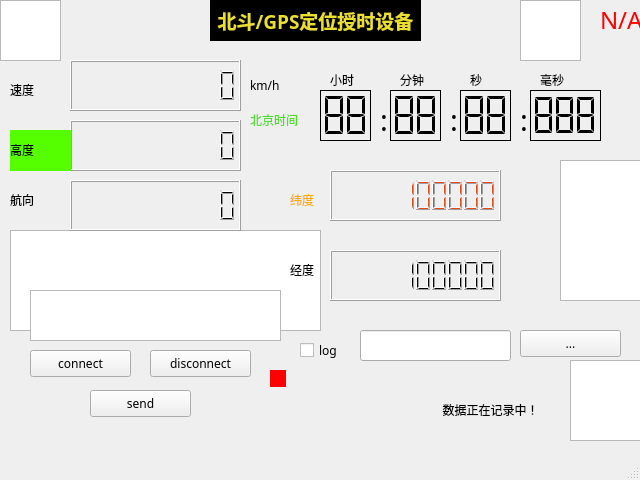
sensarliar/gps_test, file mainwindow.ui: the form before one commit.
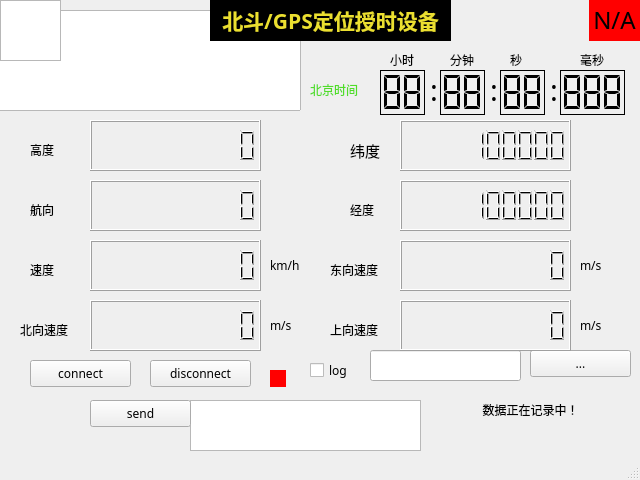
The form after the commit. Icons and pictures are not drawn.

Commit message: add dvi infomation,add 3 speed

What changed in the file:
```diff
--- a/mainwindow.ui
+++ b/mainwindow.ui
@@ -26,9 +26,9 @@
    <widget class="QTextEdit" name="m_sendEdit">
     <property name="geometry">
      <rect>
-      <x>30</x>
-      <y>290</y>
-      <width>251</width>
+      <x>190</x>
+      <y>400</y>
+      <width>231</width>
       <height>51</height>
      </rect>
     </property>
@@ -36,8 +36,8 @@
    <widget class="QLabel" name="label_2">
     <property name="geometry">
      <rect>
-      <x>250</x>
-      <y>100</y>
+      <x>310</x>
+      <y>70</y>
       <width>91</width>
       <height>41</height>
      </rect>
@@ -91,8 +91,8 @@
    <widget class="QLabel" name="m_label_N">
     <property name="geometry">
      <rect>
-      <x>510</x>
-      <y>170</y>
+      <x>580</x>
+      <y>120</y>
       <width>31</width>
       <height>41</height>
      </rect>
@@ -108,7 +108,7 @@
     <property name="geometry">
      <rect>
       <x>30</x>
-      <y>350</y>
+      <y>360</y>
       <width>101</width>
       <height>27</height>
      </rect>
@@ -121,7 +121,7 @@
     <property name="geometry">
      <rect>
       <x>150</x>
-      <y>350</y>
+      <y>360</y>
       <width>101</width>
       <height>27</height>
      </rect>
@@ -134,7 +134,7 @@
     <property name="geometry">
      <rect>
       <x>90</x>
-      <y>390</y>
+      <y>400</y>
       <width>101</width>
       <height>27</height>
      </rect>
@@ -146,8 +146,8 @@
    <widget class="QCheckBox" name="m_enableLoggingCb">
     <property name="geometry">
      <rect>
-      <x>300</x>
-      <y>340</y>
+      <x>310</x>
+      <y>360</y>
       <width>61</width>
       <height>21</height>
      </rect>
@@ -162,8 +162,8 @@
    <widget class="QLineEdit" name="m_logFileLe">
     <property name="geometry">
      <rect>
-      <x>360</x>
-      <y>330</y>
+      <x>370</x>
+      <y>350</y>
       <width>151</width>
       <height>31</height>
      </rect>
@@ -172,8 +172,8 @@
    <widget class="QPushButton" name="m_logFileFileDialog">
     <property name="geometry">
      <rect>
-      <x>520</x>
-      <y>330</y>
+      <x>530</x>
+      <y>350</y>
       <width>101</width>
       <height>27</height>
      </rect>
@@ -185,8 +185,8 @@
    <widget class="QTextBrowser" name="m_receiveEdit">
     <property name="geometry">
      <rect>
-      <x>10</x>
-      <y>230</y>
+      <x>-10</x>
+      <y>10</y>
       <width>311</width>
       <height>101</height>
      </rect>
@@ -195,65 +195,28 @@
    <widget class="QLabel" name="m_label_available">
     <property name="geometry">
      <rect>
-      <x>600</x>
+      <x>589</x>
       <y>0</y>
-      <width>40</width>
-      <height>40</height>
+      <width>51</width>
+      <height>41</height>
      </rect>
     </property>
     <property name="styleSheet">
-     <string notr="true"/>
+     <string notr="true">background-color: rgb(255, 0, 0);</string>
     </property>
     <property name="text">
-     <string>&lt;html&gt;&lt;head/&gt;&lt;body&gt;&lt;p&gt;&lt;span style=&quot; font-size:18pt; color:#ff0000;&quot;&gt;N/A&lt;/span&gt;&lt;/p&gt;&lt;/body&gt;&lt;/html&gt;</string>
+     <string>&lt;html&gt;&lt;head/&gt;&lt;body&gt;&lt;p align=&quot;center&quot;&gt;&lt;span style=&quot; font-size:18pt; color:#000000;&quot;&gt;N/A&lt;/span&gt;&lt;/p&gt;&lt;/body&gt;&lt;/html&gt;</string>
     </property>
    </widget>
    <widget class="QLCDNumber" name="m_location_N">
     <property name="geometry">
      <rect>
-      <x>330</x>
-      <y>170</y>
+      <x>400</x>
+      <y>120</y>
       <width>171</width>
       <height>51</height>
      </rect>
     </property>
-    <property name="palette">
-     <palette>
-      <active>
-       <colorrole role="WindowText">
-        <brush brushstyle="SolidPattern">
-         <color alpha="255">
-          <red>227</red>
-          <green>73</green>
-          <blue>25</blue>
-         </color>
-        </brush>
-       </colorrole>
-      </active>
-      <inactive>
-       <colorrole role="WindowText">
-        <brush brushstyle="SolidPattern">
-         <color alpha="255">
-          <red>227</red>
-          <green>73</green>
-          <blue>25</blue>
-         </color>
-        </brush>
-       </colorrole>
-      </inactive>
-      <disabled>
-       <colorrole role="WindowText">
-        <brush brushstyle="SolidPattern">
-         <color alpha="255">
-          <red>159</red>
-          <green>158</green>
-          <blue>158</blue>
-         </color>
-        </brush>
-       </colorrole>
-      </disabled>
-     </palette>
-    </property>
     <property name="smallDecimalPoint">
      <bool>false</bool>
     </property>
@@ -267,8 +230,8 @@
    <widget class="QLCDNumber" name="m_location_E">
     <property name="geometry">
      <rect>
-      <x>330</x>
-      <y>250</y>
+      <x>400</x>
+      <y>180</y>
       <width>171</width>
       <height>51</height>
      </rect>
@@ -320,8 +283,8 @@
    <widget class="QLabel" name="m_label_E">
     <property name="geometry">
      <rect>
-      <x>510</x>
-      <y>250</y>
+      <x>580</x>
+      <y>180</y>
       <width>31</width>
       <height>41</height>
      </rect>
@@ -333,166 +296,25 @@
    <widget class="QLabel" name="label_3">
     <property name="geometry">
      <rect>
-      <x>290</x>
-      <y>180</y>
+      <x>350</x>
+      <y>130</y>
       <width>91</width>
       <height>41</height>
      </rect>
     </property>
-    <property name="palette">
-     <palette>
-      <active>
-       <colorrole role="WindowText">
-        <brush brushstyle="SolidPattern">
-         <color alpha="255">
-          <red>33</red>
-          <green>76</green>
-          <blue>18</blue>
-         </color>
-        </brush>
-       </colorrole>
-       <colorrole role="Button">
-        <brush brushstyle="SolidPattern">
-         <color alpha="255">
-          <red>208</red>
-          <green>242</green>
-          <blue>54</blue>
-         </color>
-        </brush>
-       </colorrole>
-       <colorrole role="Base">
-        <brush brushstyle="SolidPattern">
-         <color alpha="255">
-          <red>255</red>
-          <green>249</green>
-          <blue>73</blue>
-         </color>
-        </brush>
-       </colorrole>
-       <colorrole role="Window">
-        <brush brushstyle="SolidPattern">
-         <color alpha="255">
-          <red>255</red>
-          <green>255</green>
-          <blue>0</blue>
-         </color>
-        </brush>
-       </colorrole>
-       <colorrole role="Shadow">
-        <brush brushstyle="SolidPattern">
-         <color alpha="255">
-          <red>255</red>
-          <green>255</green>
-          <blue>127</blue>
-         </color>
-        </brush>
-       </colorrole>
-      </active>
-      <inactive>
-       <colorrole role="WindowText">
-        <brush brushstyle="SolidPattern">
-         <color alpha="255">
-          <red>33</red>
-          <green>76</green>
-          <blue>18</blue>
-         </color>
-        </brush>
-       </colorrole>
-       <colorrole role="Button">
-        <brush brushstyle="SolidPattern">
-         <color alpha="255">
-          <red>208</red>
-          <green>242</green>
-          <blue>54</blue>
-         </color>
-        </brush>
-       </colorrole>
-       <colorrole role="Base">
-        <brush brushstyle="SolidPattern">
-         <color alpha="255">
-          <red>255</red>
-          <green>249</green>
-          <blue>73</blue>
-         </color>
-        </brush>
-       </colorrole>
-       <colorrole role="Window">
-        <brush brushstyle="SolidPattern">
-         <color alpha="255">
-          <red>255</red>
-          <green>255</green>
-          <blue>0</blue>
-         </color>
-        </brush>
-       </colorrole>
-       <colorrole role="Shadow">
-        <brush brushstyle="SolidPattern">
-         <color alpha="255">
-          <red>255</red>
-          <green>255</green>
-          <blue>127</blue>
-         </color>
-        </brush>
-       </colorrole>
-      </inactive>
-      <disabled>
-       <colorrole role="WindowText">
-        <brush brushstyle="SolidPattern">
-         <color alpha="255">
-          <red>159</red>
-          <green>158</green>
-          <blue>158</blue>
-         </color>
-        </brush>
-       </colorrole>
-       <colorrole role="Button">
-        <brush brushstyle="SolidPattern">
-         <color alpha="255">
-          <red>208</red>
-          <green>242</green>
-          <blue>54</blue>
-         </color>
-        </brush>
-       </colorrole>
-       <colorrole role="Base">
-        <brush brushstyle="SolidPattern">
-         <color alpha="255">
-          <red>255</red>
-          <green>255</green>
-          <blue>0</blue>
-         </color>
-        </brush>
-       </colorrole>
-       <colorrole role="Window">
-        <brush brushstyle="SolidPattern">
-         <color alpha="255">
-          <red>255</red>
-          <green>255</green>
-          <blue>0</blue>
-         </color>
-        </brush>
-       </colorrole>
-       <colorrole role="Shadow">
-        <brush brushstyle="SolidPattern">
-         <color alpha="255">
-          <red>255</red>
-          <green>255</green>
-          <blue>127</blue>
-         </color>
-        </brush>
-       </colorrole>
-      </disabled>
-     </palette>
-    </property>
     <property name="text">
-     <string>&lt;html&gt;&lt;head/&gt;&lt;body&gt;&lt;p&gt;&lt;span style=&quot; color:#ffaa00;&quot;&gt;纬度&lt;/span&gt;&lt;/p&gt;&lt;/body&gt;&lt;/html&gt;</string>
+     <string>&lt;!DOCTYPE HTML PUBLIC &quot;-//W3C//DTD HTML 4.0//EN&quot; &quot;http://www.w3.org/TR/REC-html40/strict.dtd&quot;&gt;
+&lt;html&gt;&lt;head&gt;&lt;meta name=&quot;qrichtext&quot; content=&quot;1&quot; /&gt;&lt;style type=&quot;text/css&quot;&gt;
+p, li { white-space: pre-wrap; }
+&lt;/style&gt;&lt;/head&gt;&lt;body style=&quot; font-family:'Ubuntu'; font-size:11pt; font-weight:400; font-style:normal;&quot;&gt;
+&lt;p style=&quot; margin-top:0px; margin-bottom:0px; margin-left:0px; margin-right:0px; -qt-block-indent:0; text-indent:0px;&quot;&gt;纬度&lt;/p&gt;&lt;/body&gt;&lt;/html&gt;</string>
     </property>
    </widget>
    <widget class="QLabel" name="label_4">
     <property name="geometry">
      <rect>
-      <x>290</x>
-      <y>250</y>
+      <x>350</x>
+      <y>190</y>
       <width>91</width>
       <height>41</height>
      </rect>
@@ -506,7 +328,7 @@
      <rect>
       <x>210</x>
       <y>0</y>
-      <width>211</width>
+      <width>241</width>
       <height>41</height>
      </rect>
     </property>
@@ -520,14 +342,14 @@
 background-color: rgb(0, 0, 0);</string>
     </property>
     <property name="text">
-     <string notr="true">&lt;html&gt;&lt;head/&gt;&lt;body&gt;&lt;p align=&quot;center&quot;&gt;&lt;span style=&quot; font-size:14pt; font-weight:600; color:#ebdf30;&quot;&gt;北斗/GPS定位授时设备&lt;/span&gt;&lt;/p&gt;&lt;/body&gt;&lt;/html&gt;</string>
+     <string notr="true">&lt;html&gt;&lt;head/&gt;&lt;body&gt;&lt;p align=&quot;center&quot;&gt;&lt;span style=&quot; font-size:16pt; font-weight:600; color:#ebdf30;&quot;&gt;北斗/GPS定位授时设备&lt;/span&gt;&lt;/p&gt;&lt;/body&gt;&lt;/html&gt;</string>
     </property>
    </widget>
    <widget class="QLCDNumber" name="m_speed">
     <property name="geometry">
      <rect>
-      <x>70</x>
-      <y>60</y>
+      <x>90</x>
+      <y>240</y>
       <width>171</width>
       <height>51</height>
      </rect>
@@ -539,7 +361,7 @@
    <widget class="QLCDNumber" name="m_hight">
     <property name="geometry">
      <rect>
-      <x>70</x>
+      <x>90</x>
       <y>120</y>
       <width>171</width>
       <height>51</height>
@@ -552,7 +374,7 @@
    <widget class="QLCDNumber" name="m_direction">
     <property name="geometry">
      <rect>
-      <x>70</x>
+      <x>90</x>
       <y>180</y>
       <width>171</width>
       <height>51</height>
@@ -568,8 +390,8 @@
    <widget class="QLabel" name="label_6">
     <property name="geometry">
      <rect>
-      <x>10</x>
-      <y>70</y>
+      <x>30</x>
+      <y>250</y>
       <width>61</width>
       <height>41</height>
      </rect>
@@ -581,14 +403,14 @@
    <widget class="QLabel" name="label_7">
     <property name="geometry">
      <rect>
-      <x>10</x>
+      <x>30</x>
       <y>130</y>
       <width>61</width>
       <height>41</height>
      </rect>
     </property>
     <property name="styleSheet">
-     <string notr="true">background-color: rgb(85, 255, 0);</string>
+     <string notr="true"/>
     </property>
     <property name="text">
      <string>&lt;html&gt;&lt;head/&gt;&lt;body&gt;&lt;p&gt;高度&lt;/p&gt;&lt;/body&gt;&lt;/html&gt;</string>
@@ -597,8 +419,8 @@
    <widget class="QLabel" name="label_8">
     <property name="geometry">
      <rect>
-      <x>10</x>
-      <y>180</y>
+      <x>30</x>
+      <y>190</y>
       <width>61</width>
       <height>41</height>
      </rect>
@@ -610,7 +432,7 @@
    <widget class="QLabel" name="label_usbNotify">
     <property name="geometry">
      <rect>
-      <x>400</x>
+      <x>440</x>
       <y>390</y>
       <width>181</width>
       <height>41</height>
@@ -630,20 +452,6 @@
    <widget class="QGraphicsView" name="graphicsView">
     <property name="geometry">
      <rect>
-      <x>520</x>
-      <y>0</y>
-      <width>61</width>
-      <height>61</height>
-     </rect>
-    </property>
-    <property name="styleSheet">
-     <string notr="true">border-image: url(:/new/prefix1/images/red.png);
-</string>
-    </property>
-   </widget>
-   <widget class="QGraphicsView" name="graphicsView_2">
-    <property name="geometry">
-     <rect>
       <x>0</x>
       <y>0</y>
       <width>61</width>
@@ -651,39 +459,10 @@
      </rect>
     </property>
     <property name="styleSheet">
-     <string notr="true">border-image: url(:/new/prefix1/images/plane2.png);
+     <string notr="true">border-image: url(:/new/prefix1/images/red.png);
 </string>
     </property>
    </widget>
-   <widget class="QGraphicsView" name="graphicsView_3">
-    <property name="geometry">
-     <rect>
-      <x>570</x>
-      <y>360</y>
-      <width>71</width>
-      <height>81</height>
-     </rect>
-    </property>
-    <property name="styleSheet">
-     <string notr="true">border-image: url(:/new/prefix1/images/heben3.jpeg);</string>
-    </property>
-   </widget>
-   <widget class="QGraphicsView" name="graphicsView_4">
-    <property name="geometry">
-     <rect>
-      <x>560</x>
-      <y>160</y>
-      <width>81</width>
-      <height>141</height>
-     </rect>
-    </property>
-    <property name="autoFillBackground">
-     <bool>true</bool>
-    </property>
-    <property name="styleSheet">
-     <string notr="true">background-image: url(:/new/prefix1/images/Su-32 Flanker.png);</string>
-    </property>
-   </widget>
    <widget class="QLabel" name="label">
     <property name="geometry">
      <rect>
@@ -703,10 +482,10 @@
    <widget class="QLCDNumber" name="m_time_h">
     <property name="geometry">
      <rect>
-      <x>320</x>
-      <y>90</y>
-      <width>51</width>
-      <height>51</height>
+      <x>380</x>
+      <y>70</y>
+      <width>45</width>
+      <height>45</height>
      </rect>
     </property>
     <property name="frameShape">
@@ -740,8 +519,8 @@
    <widget class="QLabel" name="label_11">
     <property name="geometry">
      <rect>
-      <x>330</x>
-      <y>70</y>
+      <x>390</x>
+      <y>50</y>
       <width>31</width>
       <height>21</height>
      </rect>
@@ -753,8 +532,8 @@
    <widget class="QLabel" name="label_12">
     <property name="geometry">
      <rect>
-      <x>400</x>
-      <y>70</y>
+      <x>450</x>
+      <y>50</y>
       <width>31</width>
       <height>21</height>
      </rect>
@@ -766,8 +545,8 @@
    <widget class="QLabel" name="label_13">
     <property name="geometry">
      <rect>
-      <x>470</x>
-      <y>70</y>
+      <x>510</x>
+      <y>50</y>
       <width>31</width>
       <height>21</height>
      </rect>
@@ -779,8 +558,8 @@
    <widget class="QLabel" name="label_14">
     <property name="geometry">
      <rect>
-      <x>540</x>
-      <y>70</y>
+      <x>580</x>
+      <y>50</y>
       <width>31</width>
       <height>21</height>
      </rect>
@@ -792,10 +571,10 @@
    <widget class="QLCDNumber" name="m_time_m">
     <property name="geometry">
      <rect>
-      <x>390</x>
-      <y>90</y>
-      <width>51</width>
-      <height>51</height>
+      <x>440</x>
+      <y>70</y>
+      <width>45</width>
+      <height>45</height>
      </rect>
     </property>
     <property name="frameShape">
@@ -829,10 +608,10 @@
    <widget class="QLCDNumber" name="m_time_s">
     <property name="geometry">
      <rect>
-      <x>460</x>
-      <y>90</y>
-      <width>51</width>
-      <height>51</height>
+      <x>500</x>
+      <y>70</y>
+      <width>45</width>
+      <height>45</height>
      </rect>
     </property>
     <property name="frameShape">
@@ -866,10 +645,10 @@
    <widget class="QLCDNumber" name="m_time_ms">
     <property name="geometry">
      <rect>
-      <x>530</x>
-      <y>90</y>
-      <width>71</width>
-      <height>51</height>
+      <x>560</x>
+      <y>70</y>
+      <width>65</width>
+      <height>45</height>
      </rect>
     </property>
     <property name="frameShape">
@@ -903,8 +682,8 @@
    <widget class="QLabel" name="label_15">
     <property name="geometry">
      <rect>
-      <x>380</x>
-      <y>100</y>
+      <x>430</x>
+      <y>70</y>
       <width>16</width>
       <height>31</height>
      </rect>
@@ -916,8 +695,8 @@
    <widget class="QLabel" name="label_16">
     <property name="geometry">
      <rect>
-      <x>450</x>
-      <y>100</y>
+      <x>490</x>
+      <y>70</y>
       <width>16</width>
       <height>31</height>
      </rect>
@@ -929,8 +708,8 @@
    <widget class="QLabel" name="label_17">
     <property name="geometry">
      <rect>
-      <x>520</x>
-      <y>100</y>
+      <x>550</x>
+      <y>70</y>
       <width>16</width>
       <height>31</height>
      </rect>
@@ -942,8 +721,8 @@
    <widget class="QLabel" name="m_label_km_h">
     <property name="geometry">
      <rect>
-      <x>250</x>
-      <y>70</y>
+      <x>270</x>
+      <y>250</y>
       <width>41</width>
       <height>31</height>
      </rect>
@@ -952,9 +731,124 @@
      <string>km/h</string>
     </property>
    </widget>
+   <widget class="QLCDNumber" name="m_speed_E">
+    <property name="geometry">
+     <rect>
+      <x>400</x>
+      <y>240</y>
+      <width>171</width>
+      <height>51</height>
+     </rect>
+    </property>
+    <property name="numDigits">
+     <number>10</number>
+    </property>
+   </widget>
+   <widget class="QLabel" name="m_label_km_h_2">
+    <property name="geometry">
+     <rect>
+      <x>580</x>
+      <y>250</y>
+      <width>41</width>
+      <height>31</height>
+     </rect>
+    </property>
+    <property name="text">
+     <string>m/s</string>
+    </property>
+   </widget>
+   <widget class="QLabel" name="label_9">
+    <property name="geometry">
+     <rect>
+      <x>330</x>
+      <y>250</y>
+      <width>61</width>
+      <height>41</height>
+     </rect>
+    </property>
+    <property name="text">
+     <string>&lt;html&gt;&lt;head/&gt;&lt;body&gt;&lt;p&gt;东向速度&lt;/p&gt;&lt;/body&gt;&lt;/html&gt;</string>
+    </property>
+   </widget>
+   <widget class="QLCDNumber" name="m_speed_U">
+    <property name="geometry">
+     <rect>
+      <x>400</x>
+      <y>300</y>
+      <width>171</width>
+      <height>51</height>
+     </rect>
+    </property>
+    <property name="numDigits">
+     <number>10</number>
+    </property>
+   </widget>
+   <widget class="QLabel" name="m_label_km_h_3">
+    <property name="geometry">
+     <rect>
+      <x>580</x>
+      <y>310</y>
+      <width>41</width>
+      <height>31</height>
+     </rect>
+    </property>
+    <property name="text">
+     <string>m/s</string>
+    </property>
+   </widget>
+   <widget class="QLabel" name="label_10">
+    <property name="geometry">
+     <rect>
+      <x>330</x>
+      <y>310</y>
+      <width>61</width>
+      <height>41</height>
+     </rect>
+    </property>
+    <property name="text">
+     <string>&lt;html&gt;&lt;head/&gt;&lt;body&gt;&lt;p&gt;上向速度&lt;/p&gt;&lt;/body&gt;&lt;/html&gt;</string>
+    </property>
+   </widget>
+   <widget class="QLCDNumber" name="m_speed_N">
+    <property name="geometry">
+     <rect>
+      <x>90</x>
+      <y>300</y>
+      <width>171</width>
+      <height>51</height>
+     </rect>
+    </property>
+    <property name="numDigits">
+     <number>10</number>
+    </property>
+   </widget>
+   <widget class="QLabel" name="m_label_km_h_4">
+    <property name="geometry">
+     <rect>
+      <x>270</x>
+      <y>310</y>
+      <width>41</width>
+      <height>31</height>
+     </rect>
+    </property>
+    <property name="text">
+     <string>m/s</string>
+    </property>
+   </widget>
+   <widget class="QLabel" name="label_18">
+    <property name="geometry">
+     <rect>
+      <x>20</x>
+      <y>310</y>
+      <width>61</width>
+      <height>41</height>
+     </rect>
+    </property>
+    <property name="text">
+     <string>&lt;html&gt;&lt;head/&gt;&lt;body&gt;&lt;p&gt;北向速度&lt;/p&gt;&lt;/body&gt;&lt;/html&gt;</string>
+    </property>
+   </widget>
    <zorder>m_receiveEdit</zorder>
-   <zorder>graphicsView_3</zorder>
-   <zorder>graphicsView_4</zorder>
    <zorder>m_sendEdit</zorder>
    <zorder>label_2</zorder>
    <zorder>m_label_N</zorder>
@@ -979,7 +873,6 @@
    <zorder>label_8</zorder>
    <zorder>label_usbNotify</zorder>
    <zorder>graphicsView</zorder>
-   <zorder>graphicsView_2</zorder>
    <zorder>label</zorder>
    <zorder>m_time_h</zorder>
    <zorder>label_11</zorder>
@@ -993,6 +886,15 @@
    <zorder>label_16</zorder>
    <zorder>label_17</zorder>
    <zorder>m_label_km_h</zorder>
+   <zorder>m_speed_E</zorder>
+   <zorder>m_label_km_h_2</zorder>
+   <zorder>label_9</zorder>
+   <zorder>m_speed_U</zorder>
+   <zorder>m_label_km_h_3</zorder>
+   <zorder>label_10</zorder>
+   <zorder>m_speed_N</zorder>
+   <zorder>m_label_km_h_4</zorder>
+   <zorder>label_18</zorder>
   </widget>
   <widget class="QMenuBar" name="menubar">
    <property name="geometry">
```
The commit also changes 4 other files.
